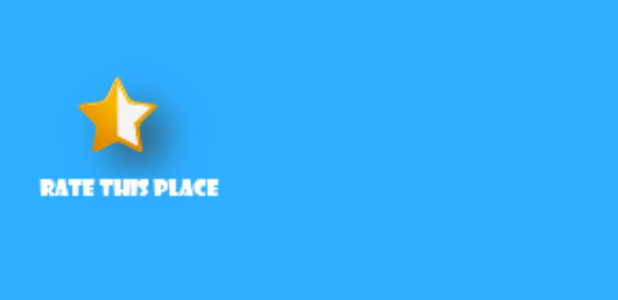
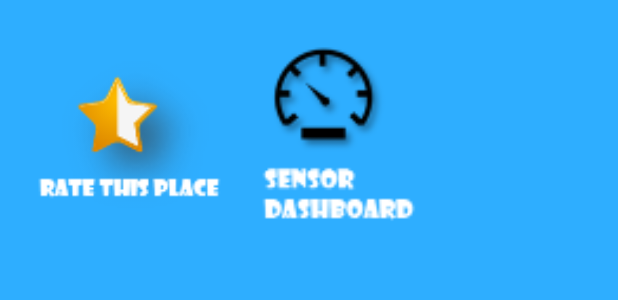
Before and after one commit to alanxuefei/Liveable_City_Beta, an Android app: the layout activity_main.xml on its own in the app's theme, with its tools: preview values and no code run, on a phone screen of 412 x 824 dp. Shown: the top 300 px of the screen. Run offline under Robolectric (Android 15) with nearby library versions, the phone set to English and light mode, and no system bars.

Commit message:
Change the data format for data logger
1, Change the data format for data logger
2, Add android:keepScreenOn="true" into activity_main.xml to Keep Screen
on
3, GPS mode to Network work well
4, GPS cannot be connected if GPS can not connect at the beginning of
the app.

```diff
--- a/app/src/main/java/com/example/alan/liveable_city_beta/DataLogger.java
+++ b/app/src/main/java/com/example/alan/liveable_city_beta/DataLogger.java
@@ -25,7 +25,7 @@ public class DataLogger {
         content = timestamp+" "+content;
 
         try {
-            file = new File(Environment.getExternalStorageDirectory(),  "almost.txt");
+            file = new File(Environment.getExternalStorageDirectory(),  "2015-05-28-09-54-format_change.txt");
 
             outputStream = new FileOutputStream(file,true);
             outputStream.write(content.getBytes());
--- a/app/src/main/java/com/example/alan/liveable_city_beta/DetectedActivitiesIntentService.java
+++ b/app/src/main/java/com/example/alan/liveable_city_beta/DetectedActivitiesIntentService.java
@@ -19,6 +19,7 @@ package com.example.alan.liveable_city_beta;
 import android.app.IntentService;
 import android.content.Intent;
 import android.util.Log;
+import android.widget.Toast;
 
 import com.google.android.gms.location.ActivityRecognitionResult;
 import com.google.android.gms.location.DetectedActivity;
@@ -72,8 +73,9 @@ public class DetectedActivitiesIntentService extends IntentService {
                     getApplicationContext(),
                     da.getType()) + " " + da.getConfidence() + "%";
             DataLogger.writeTolog( "G "+Activity_value+"\n");
+            Log.i(TAG, Activity_value);
 
-            Log.i(TAG, Activity_value);
+            Toast.makeText(this,  Activity_value, Toast.LENGTH_SHORT).show();
         }
 
 
--- a/app/src/main/res/layout-v14/activity_main.xml
+++ b/app/src/main/res/layout-v14/activity_main.xml
@@ -1,6 +1,8 @@
 <RelativeLayout xmlns:android="http://schemas.android.com/apk/res/android"
     xmlns:tools="http://schemas.android.com/tools" android:layout_width="match_parent"
-    android:layout_height="match_parent" android:paddingLeft="@dimen/activity_horizontal_margin"
+    android:layout_height="match_parent"
+    android:keepScreenOn="true"
+    android:paddingLeft="@dimen/activity_horizontal_margin"
     android:paddingRight="@dimen/activity_horizontal_margin"
     android:paddingTop="@dimen/activity_vertical_margin"
     android:paddingBottom="@dimen/activity_vertical_margin" tools:context=".MainActivity">
--- a/app/src/main/res/layout/activity_main.xml
+++ b/app/src/main/res/layout/activity_main.xml
@@ -1,6 +1,8 @@
 <RelativeLayout xmlns:android="http://schemas.android.com/apk/res/android"
     xmlns:tools="http://schemas.android.com/tools" android:layout_width="match_parent"
-    android:layout_height="match_parent" android:paddingLeft="@dimen/activity_horizontal_margin"
+    android:layout_height="match_parent"
+    android:keepScreenOn="true"
+    android:paddingLeft="@dimen/activity_horizontal_margin"
     android:paddingRight="@dimen/activity_horizontal_margin"
     android:paddingTop="@dimen/activity_vertical_margin"
     android:paddingBottom="@dimen/activity_vertical_margin" tools:context=".MainActivity">
@@ -24,7 +26,13 @@
             android:layout_column="0"
             android:src="@drawable/rate_this_place" />
 
-    w
+        <ImageView
+            android:layout_width="142dp"
+            android:layout_height="142dp"
+            android:id="@+id/imageView_sensordashboard"
+            android:layout_row="0"
+            android:layout_column="1"
+            android:src="@drawable/sensordashboard" />
 
     </GridLayout>
 </RelativeLayout>
```
Also changed, not shown: app/src/main/java/com/example/alan/liveable_city_beta/SensorListenerService.java (+10 -7 lines).
